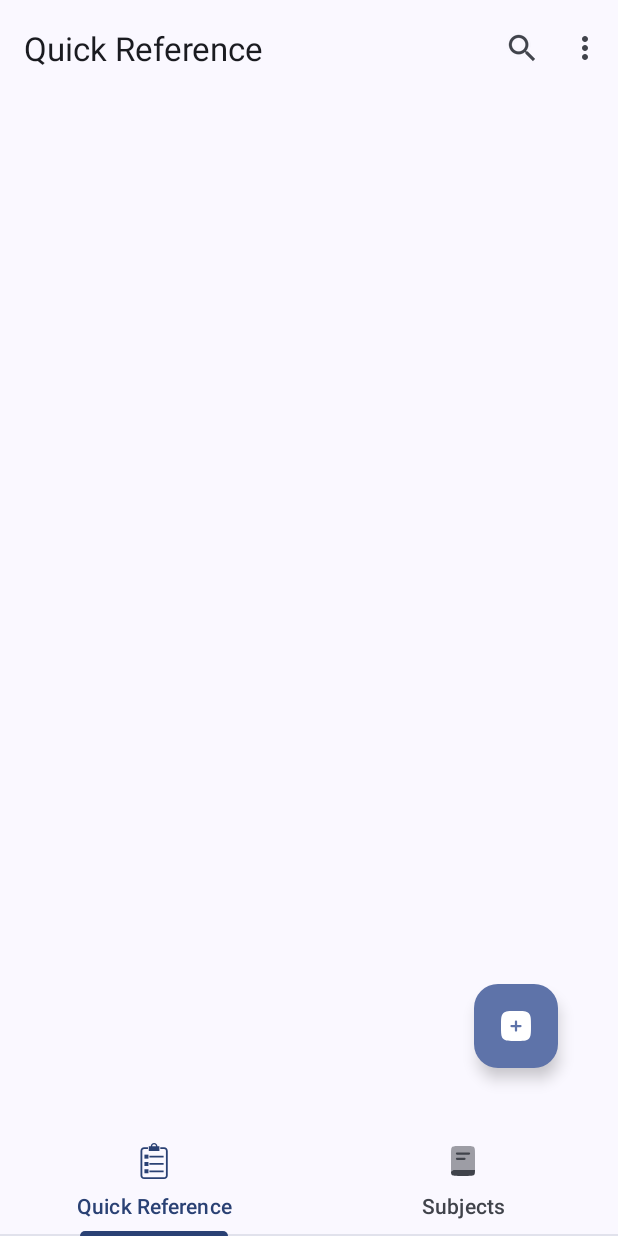
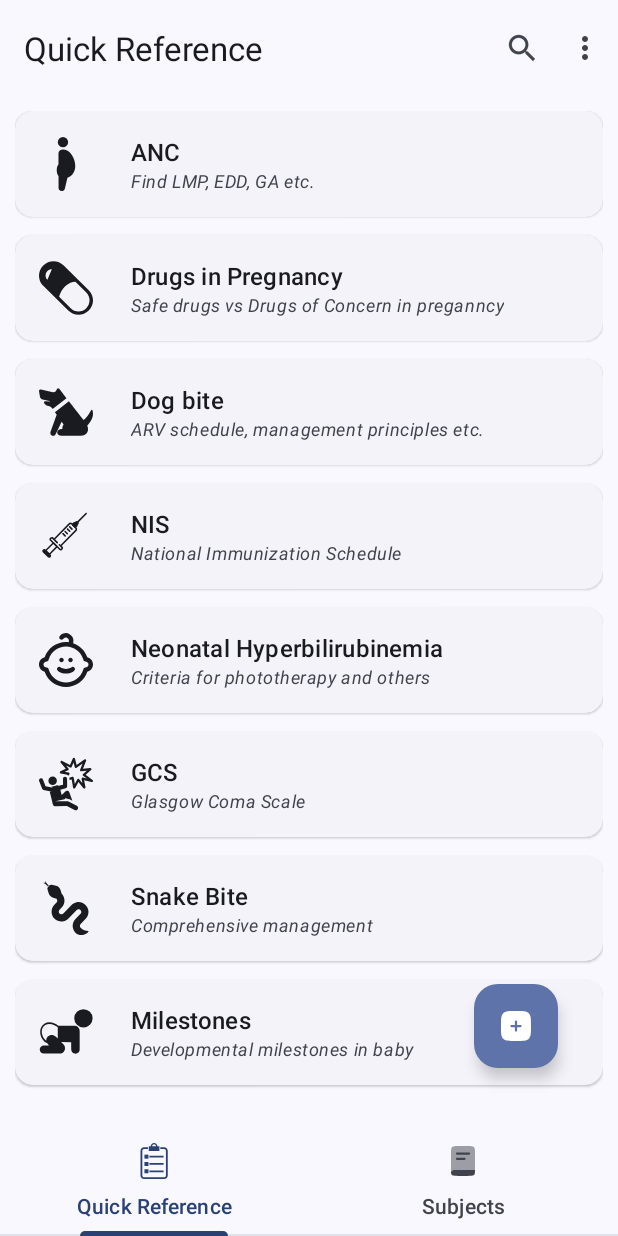
Before and after one commit to anisursamsung/medref, an Android app: the screen it shows after launch (MainActivity), on a phone screen of 412 x 824 dp. Run offline under Robolectric (Android 15) with nearby library versions, the phone set to English and light mode, and no system bars.

Commit message:
loadUserNote_fixes

```diff
--- a/app/src/main/java/com/anis/android/medref/main/fragments/quickref/QuickRefFragment.java
+++ b/app/src/main/java/com/anis/android/medref/main/fragments/quickref/QuickRefFragment.java
@@ -15,6 +15,7 @@ import android.view.LayoutInflater;
 import android.view.View;
 import android.view.ViewGroup;
 import android.widget.EditText;
+import android.widget.Toast;
 
 import com.anis.android.medref.R;
 import com.anis.android.medref.custom.NoteEditorActivity;
@@ -107,6 +108,7 @@ public class QuickRefFragment extends Fragment implements SearchableFragment {
 
         // Add user-created notes
         loadUserNotes();
+        Toast.makeText(getContext(),"hi",Toast.LENGTH_LONG).show();
 
         filteredList.addAll(referenceList);
         adapter.notifyDataSetChanged();
@@ -118,8 +120,8 @@ public class QuickRefFragment extends Fragment implements SearchableFragment {
 
         // Handle case where no notes are present
         if (count == 0) {
-            referenceList.clear();
-            filteredList.clear();
+//            referenceList.clear();
+//            filteredList.clear();
             return;
         }
 
```
